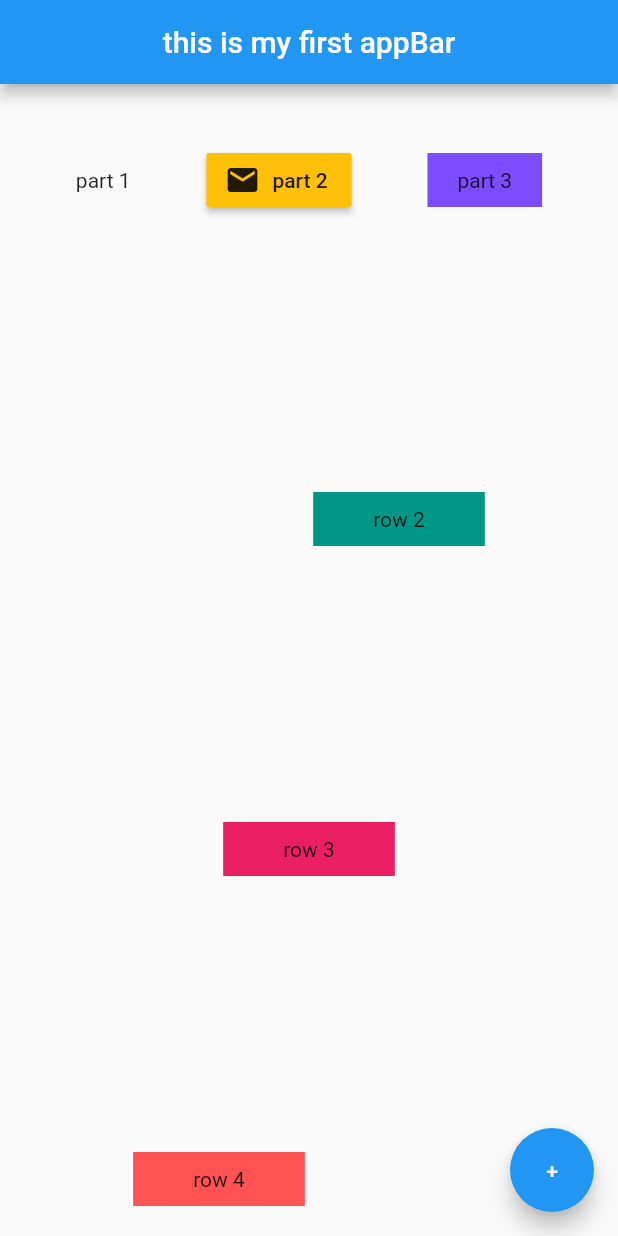
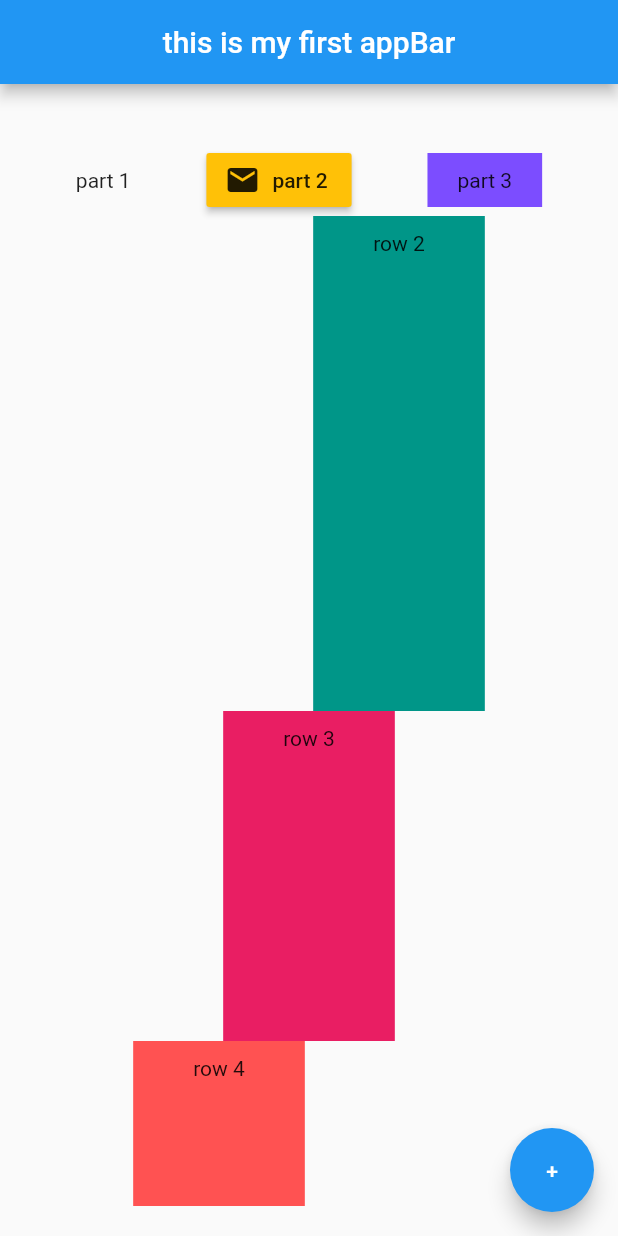
Before and after one commit to E837/First_FLutter_Repo, a Flutter app: the screen it shows after launch, on a phone screen of 412 x 824 dp. Run offline on Flutter 3.47's test engine with Material 2 defaults, Android fonts, the phone set to English and light mode, and no system bars.

Commit message:
session14 "Expanded Widget and flex property"

```diff
--- a/lib/main.dart
+++ b/lib/main.dart
@@ -1,5 +1,6 @@
 import 'package:flutter/cupertino.dart';
 import 'package:flutter/material.dart';
+import 'package:flutter/rendering.dart';
 
 void main() => runApp(MaterialApp(
   home: Home(),
@@ -39,22 +40,31 @@ class Home extends StatelessWidget {
               ),
               margin: EdgeInsets.only(top: 40),
             ),
-            Container(
+            Expanded(
+              flex: 3,
+              child: Container(
                 color: Colors.teal,
                 child: Text('row 2'),
                 padding: EdgeInsets.symmetric(horizontal: 40, vertical: 10),
                 margin: EdgeInsets.only(left: 120),
               ),
-            Container(
+            ),
+            Expanded(
+              flex: 2,
+              child: Container(
                 color: Colors.pink,
                 child: Text('row 3'),
                 padding: EdgeInsets.symmetric(horizontal: 40, vertical: 10),
               ),
-            Container(
+            ),
+            Expanded(
+              flex: 1,
+              child: Container(
                 color: Colors.redAccent,
                 child: Text('row 4'),
                 padding: EdgeInsets.symmetric(horizontal: 40, vertical: 10),
                 margin: EdgeInsets.only(right: 120),
+              ),
             ),
           ],
         ),
```
Lines whose indentation alone changed are shown as unchanged.
